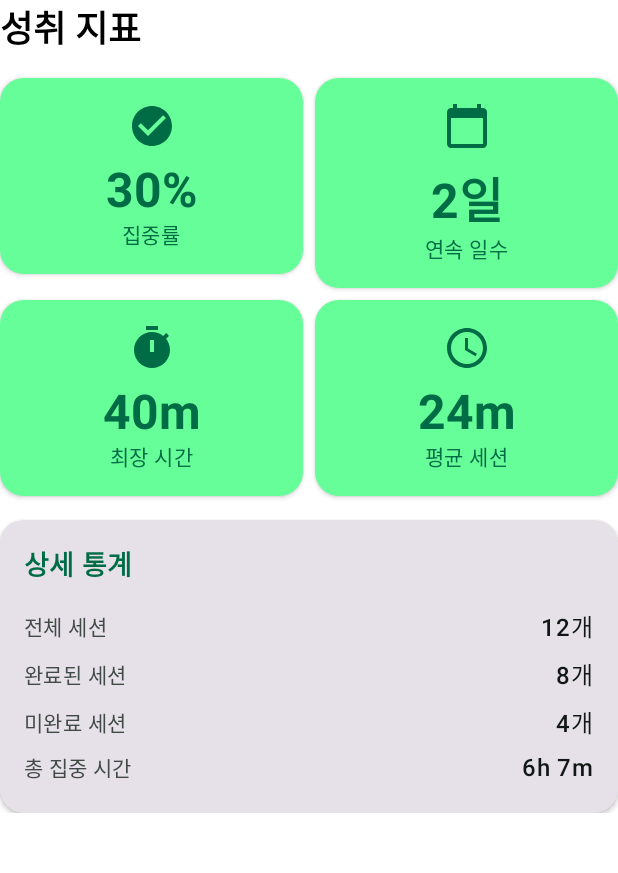
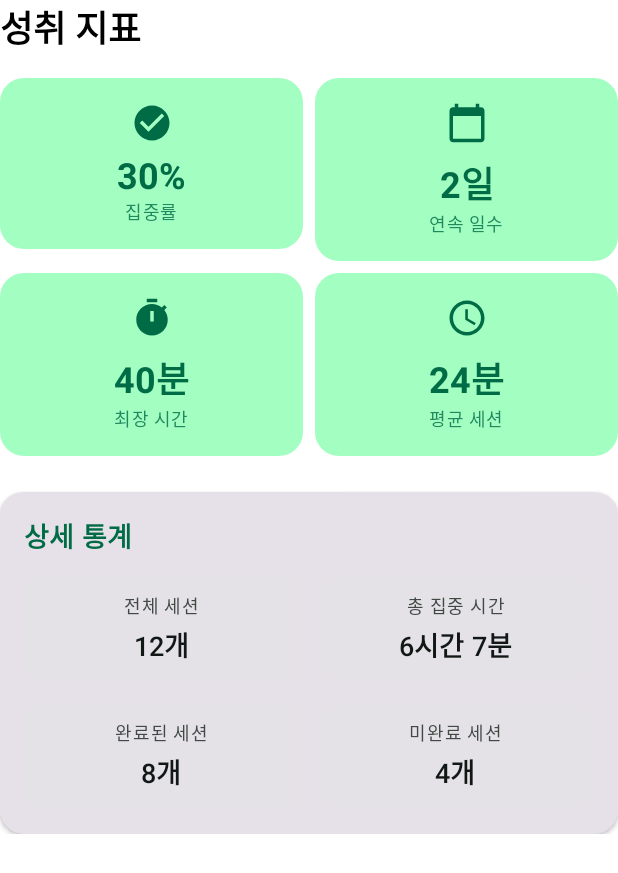
Before and after one commit to bellmin0203/FocusTimer_AOS, an Android app built with Jetpack Compose: the @Preview function AchievementMetricsContentPreview, on a phone screen of 412 x 824 dp. Shown: the top 873 px of the screen. Run offline under Robolectric (Android 15) with nearby library versions, the phone set to English and light mode, and no system bars; libraries missing offline, so code that uses them is left out: androidx.hilt.lifecycle.

Commit message:
modify: 성취 지표 카드 및 상세 통계 레이아웃 개선

```diff
--- a/feature/stats/src/main/kotlin/com/jm/focustimer/stats/component/AchievementMetricsContent.kt
+++ b/feature/stats/src/main/kotlin/com/jm/focustimer/stats/component/AchievementMetricsContent.kt
@@ -1,5 +1,6 @@
 package com.jm.focustimer.stats.component
 
+import androidx.compose.foundation.background
 import androidx.compose.foundation.layout.Arrangement
 import androidx.compose.foundation.layout.Column
 import androidx.compose.foundation.layout.Row
@@ -8,7 +9,6 @@ import androidx.compose.foundation.layout.fillMaxWidth
 import androidx.compose.foundation.layout.height
 import androidx.compose.foundation.layout.padding
 import androidx.compose.foundation.layout.size
-import androidx.compose.foundation.layout.width
 import androidx.compose.material.icons.Icons
 import androidx.compose.material.icons.filled.AccessTime
 import androidx.compose.material.icons.filled.CalendarToday
@@ -22,6 +22,7 @@ import androidx.compose.material3.Text
 import androidx.compose.runtime.Composable
 import androidx.compose.ui.Alignment
 import androidx.compose.ui.Modifier
+import androidx.compose.ui.draw.clip
 import androidx.compose.ui.graphics.vector.ImageVector
 import androidx.compose.ui.text.font.FontWeight
 import androidx.compose.ui.unit.dp
@@ -41,10 +42,12 @@ fun AchievementMetricsContent(metrics: AchievementMetrics) {
         Text(
             text = "성취 지표",
             style = MaterialTheme.typography.headlineSmall,
+            fontWeight = FontWeight.Bold,
             modifier = Modifier.padding(bottom = 16.dp)
         )
 
-        // 성취 지표 그리드
+        // 성취 지표 그리드 (메인 하이라이트)
+        Column(verticalArrangement = Arrangement.spacedBy(8.dp)) {
             Row(
                 modifier = Modifier.fillMaxWidth(),
                 horizontalArrangement = Arrangement.spacedBy(8.dp)
@@ -63,8 +66,6 @@ fun AchievementMetricsContent(metrics: AchievementMetrics) {
                 )
             }
 
-        Spacer(modifier = Modifier.height(8.dp))
-
             Row(
                 modifier = Modifier.fillMaxWidth(),
                 horizontalArrangement = Arrangement.spacedBy(8.dp)
@@ -82,33 +83,50 @@ fun AchievementMetricsContent(metrics: AchievementMetrics) {
                     modifier = Modifier.weight(1f)
                 )
             }
+        }
 
-        Spacer(modifier = Modifier.height(16.dp))
+        Spacer(modifier = Modifier.height(24.dp))
 
-        // 상세 통계
+        // 상세 통계 (2x2 Grid로 변경)
         StatsCard(title = "상세 통계") {
-            MetricRow(
+            Column(verticalArrangement = Arrangement.spacedBy(12.dp)) {
+                Row(
+                    modifier = Modifier.fillMaxWidth(),
+                    horizontalArrangement = Arrangement.spacedBy(12.dp)
+                ) {
+                    DetailStatItem(
                         label = "전체 세션",
-                value = "${metrics.totalSessions}개"
+                        value = "${metrics.totalSessions}개",
+                        modifier = Modifier.weight(1f)
                     )
-            MetricRow(
+                    DetailStatItem(
+                        label = "총 집중 시간",
+                        value = formatDuration(metrics.totalFocusTime),
+                        modifier = Modifier.weight(1f)
+                    )
+                }
+                Row(
+                    modifier = Modifier.fillMaxWidth(),
+                    horizontalArrangement = Arrangement.spacedBy(12.dp)
+                ) {
+                    DetailStatItem(
                         label = "완료된 세션",
-                value = "${metrics.completedSessions}개"
+                        value = "${metrics.completedSessions}개",
+                        modifier = Modifier.weight(1f)
                     )
-            MetricRow(
+                    DetailStatItem(
                         label = "미완료 세션",
-                value = "${metrics.incompleteSessions}개"
+                        value = "${metrics.incompleteSessions}개",
+                        modifier = Modifier.weight(1f)
                     )
-            MetricRow(
-                label = "총 집중 시간",
-                value = formatDuration(metrics.totalFocusTime)
-            )
+                }
+            }
         }
     }
 }
 
 /**
- * 성취 지표 카드
+ * 메인 성취 지표 카드 (아이콘 포함)
  */
 @Composable
 private fun MetricCard(
@@ -119,80 +137,84 @@ private fun MetricCard(
 ) {
     Card(
         modifier = modifier,
-        elevation = CardDefaults.cardElevation(defaultElevation = 2.dp),
+        elevation = CardDefaults.cardElevation(defaultElevation = 0.dp),
         colors = CardDefaults.cardColors(
-            containerColor = MaterialTheme.colorScheme.primaryContainer
-        )
+            containerColor = MaterialTheme.colorScheme.primaryContainer.copy(alpha = 0.6f)
+        ),
+        shape = MaterialTheme.shapes.medium
     ) {
         Column(
             modifier = Modifier
                 .fillMaxWidth()
                 .padding(16.dp),
-            horizontalAlignment = Alignment.CenterHorizontally
+            horizontalAlignment = Alignment.CenterHorizontally,
+            verticalArrangement = Arrangement.Center
         ) {
             Icon(
                 imageVector = icon,
-                contentDescription = title,
-                modifier = Modifier.size(32.dp),
+                contentDescription = null,
+                modifier = Modifier.size(28.dp),
                 tint = MaterialTheme.colorScheme.primary
             )
             Spacer(modifier = Modifier.height(8.dp))
             Text(
                 text = value,
-                style = MaterialTheme.typography.headlineMedium,
+                style = MaterialTheme.typography.headlineSmall,
                 fontWeight = FontWeight.Bold,
-                color = MaterialTheme.colorScheme.primary
+                color = MaterialTheme.colorScheme.onPrimaryContainer
             )
             Text(
                 text = title,
-                style = MaterialTheme.typography.bodyMedium,
-                color = MaterialTheme.colorScheme.onPrimaryContainer
+                style = MaterialTheme.typography.bodySmall,
+                color = MaterialTheme.colorScheme.onPrimaryContainer.copy(alpha = 0.8f)
             )
         }
     }
 }
 
 /**
- * 지표 행
+ * 상세 통계 아이템 (텍스트 기반)
  */
 @Composable
-private fun MetricRow(
+private fun DetailStatItem(
     label: String,
-    value: String
+    value: String,
+    modifier: Modifier = Modifier
 ) {
-    Row(
-        modifier = Modifier
-            .fillMaxWidth()
-            .padding(vertical = 4.dp),
-        horizontalArrangement = Arrangement.SpaceBetween,
-        verticalAlignment = Alignment.CenterVertically
+    Column(
+        modifier = modifier
+            .clip(MaterialTheme.shapes.small)
+            .background(MaterialTheme.colorScheme.surfaceVariant.copy(alpha = 0.3f))
+            .padding(12.dp),
+        horizontalAlignment = Alignment.CenterHorizontally
     ) {
         Text(
             text = label,
-            style = MaterialTheme.typography.bodyMedium,
+            style = MaterialTheme.typography.labelMedium,
             color = MaterialTheme.colorScheme.onSurfaceVariant
         )
-        Spacer(modifier = Modifier.width(8.dp))
+        Spacer(modifier = Modifier.height(4.dp))
         Text(
             text = value,
-            style = MaterialTheme.typography.bodyLarge,
-            fontWeight = FontWeight.Medium
+            style = MaterialTheme.typography.titleMedium,
+            fontWeight = FontWeight.SemiBold,
+            color = MaterialTheme.colorScheme.onSurface
         )
     }
 }
 
 /**
- * Duration을 "X시간 Y분" 형식으로 변환
+ * Duration을 "Xh Ym" 형식으로 변환
  */
 private fun formatDuration(duration: Duration): String {
     val hours = duration.inWholeHours
     val minutes = (duration.inWholeMinutes % 60)
 
     return when {
-        hours > 0 && minutes > 0 -> "${hours}h ${minutes}m"
-        hours > 0 -> "${hours}h"
-        minutes > 0 -> "${minutes}m"
-        else -> "0m"
+        hours > 0 && minutes > 0 -> "${hours}시간 ${minutes}분"
+        hours > 0 -> "${hours}시간"
+        minutes > 0 -> "${minutes}분"
+        else -> "0분"
     }
 }
 
```
Lines whose indentation alone changed are shown as unchanged.
